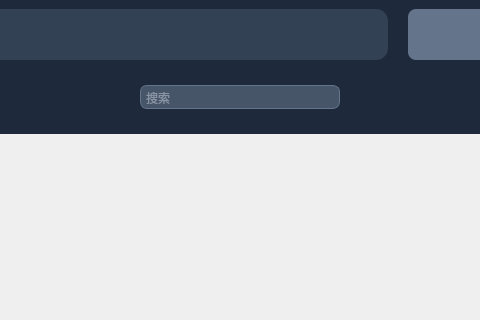
Old version of the form mainwindow.ui in the repository xiaoan-1/l4d2-mod-manager; both pictures show x 544 to 1024 and y 0 to 320 of the 1261 by 882 pixel window.
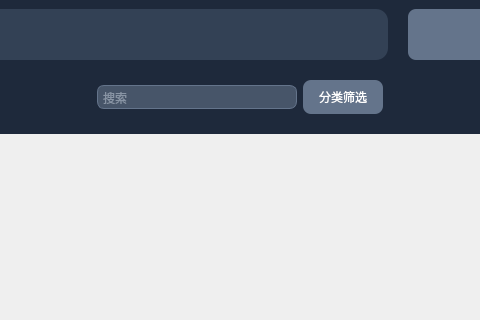
New version of the form. Custom widgets are drawn as their Qt base class.

Commit message: 增加Mod筛选功能

What changed in the file:
```diff
--- a/mainwindow.ui
+++ b/mainwindow.ui
@@ -611,6 +611,13 @@
          </property>
         </widget>
        </item>
+       <item>
+        <widget class="QPushButton" name="pushButton_categoryFilter">
+         <property name="text">
+          <string>分类筛选</string>
+         </property>
+        </widget>
+       </item>
        <item>
         <spacer name="horizontalSpacer_10">
          <property name="orientation">
```
The commit also changes 10 other files.
